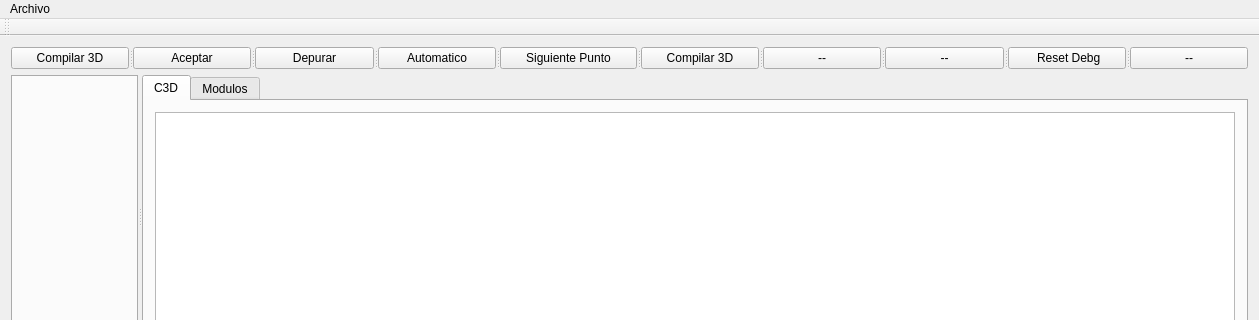
Qt form Coline/mainwindow.ui (Caceres-Joseph/-COMPI2-Dic-Proyecto2_201513696) before a commit; both pictures show x 0 to 1259 and y 0 to 320 of the 1259 by 673 pixel window.
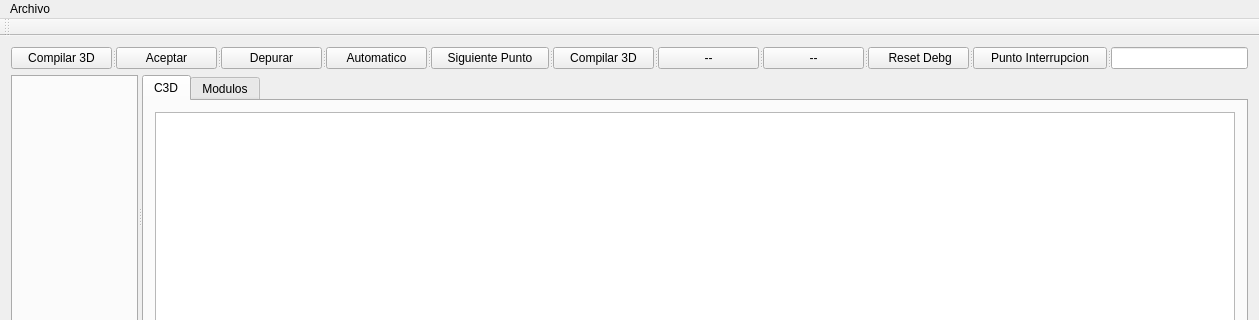
The same form after that commit.

```diff
--- a/Coline/mainwindow.ui
+++ b/Coline/mainwindow.ui
@@ -67,9 +67,10 @@
       </widget>
       <widget class="QPushButton" name="btnAux2">
        <property name="text">
-        <string>--</string>
+        <string>Punto Interrupcion</string>
        </property>
       </widget>
+      <widget class="QLineEdit" name="txtPuntos"/>
      </widget>
     </item>
     <item>
```
